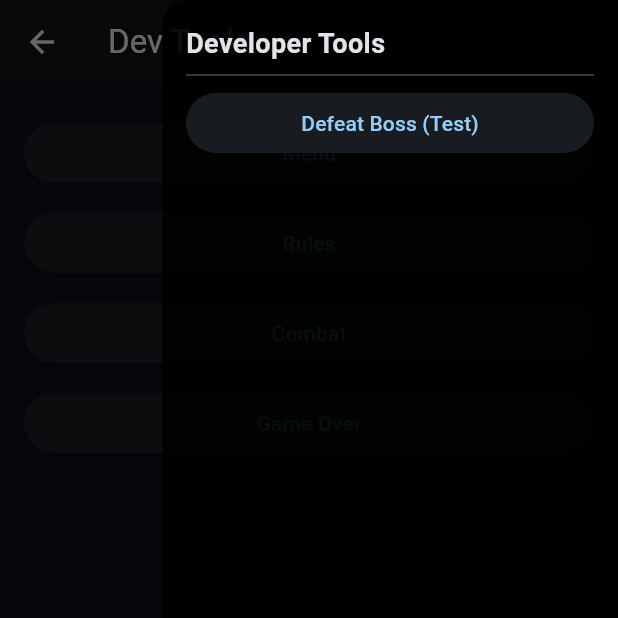
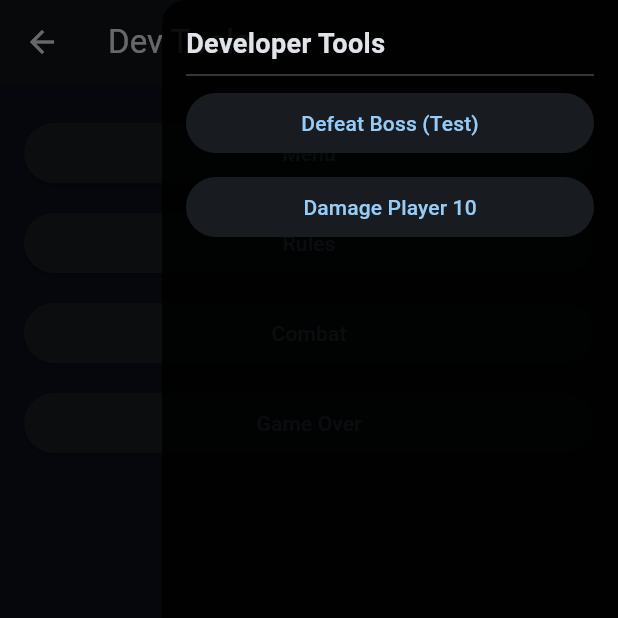
Before and after one commit to t1ww/camt-terminator, a Flutter app: the DevScreen screen opened directly, after a tap on the "build" icon, on a phone screen of 412 x 824 dp, the top half of it. Run offline on Flutter 3.47's test engine with Material 3 defaults, Android fonts, the phone set to English and light mode, and no system bars; our stand-ins replace just_audio; missing offline and left inert: audio_session; Roboto replaces fonts that are missing (Orbitron).

Commit message:
testing hp

```diff
--- a/project/camt_terminator/lib/ui/widgets/dev_panel.dart
+++ b/project/camt_terminator/lib/ui/widgets/dev_panel.dart
@@ -1,4 +1,5 @@
 // project\camt_terminator\lib\ui\widgets\dev_panel.dart
+import 'package:camt_terminator/cubit/game_cubit.dart';
 import 'package:flutter/material.dart';
 
 class DevPanel extends StatelessWidget {
@@ -23,6 +24,18 @@ class DevPanel extends StatelessWidget {
             child: const Text("Defeat Boss (Test)"),
           ),
           const SizedBox(height: 8),
+          ElevatedButton(
+            onPressed: () {
+              final player = GameCubit.I.playerNotifier.value!;
+
+              // Apply 10 damage
+              player.takeDamage(10);
+
+              // Log HP to console
+              print('Player HP: ${player.hp.value}');
+            },
+            child: const Text("Damage Player 10"),
+          ),
         ],
       ),
     );
```
